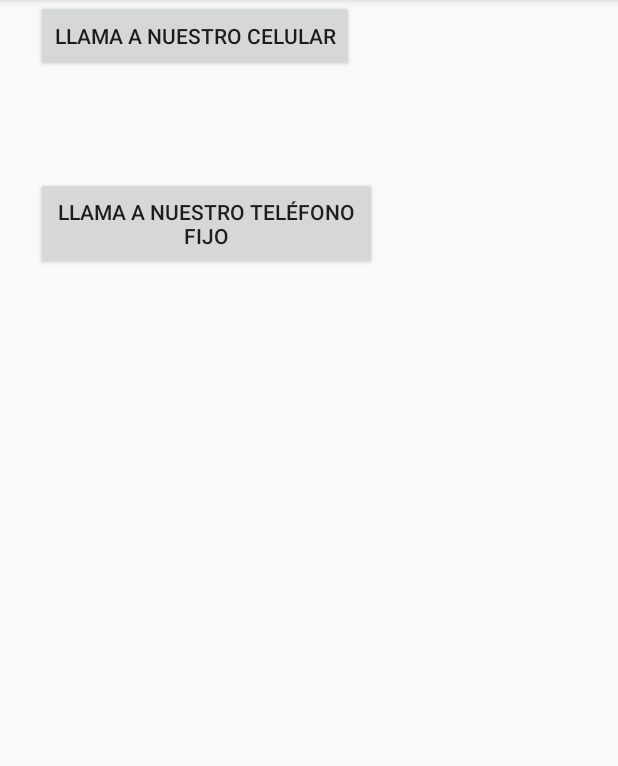
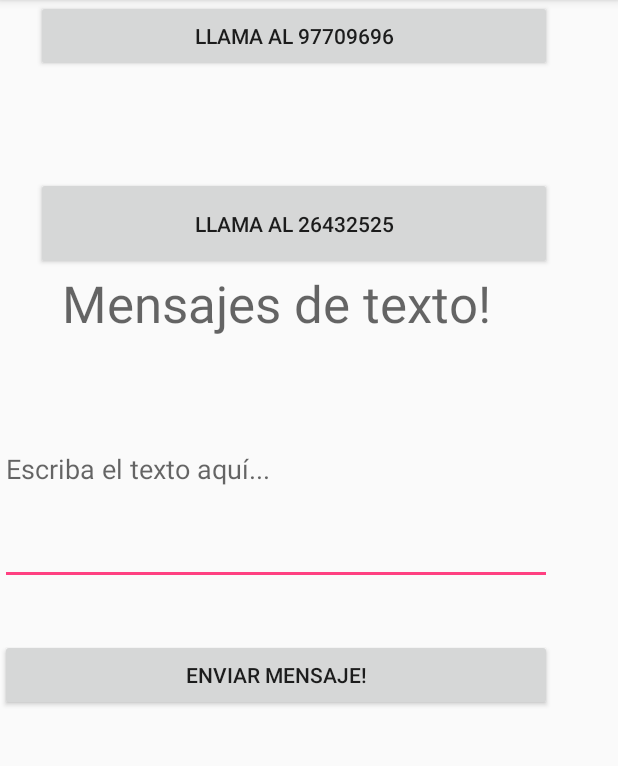
Before and after one commit to miguelhasbun/LaVozdelJunco, an Android app: the Contacto screen opened directly, with no data from a screen before it, on a phone screen of 412 x 824 dp, the part 84-850 px from its top. Run offline under Robolectric (Android 15) with nearby library versions, the phone set to English and light mode, and no system bars; libraries missing offline, so code that uses them is left out: cn.pedant.

Commit message:
Agregada la función de enviar mensajes de texto
Envía mensajes de texto!

```diff
--- a/app/src/main/AndroidManifest.xml
+++ b/app/src/main/AndroidManifest.xml
@@ -7,6 +7,7 @@
     <uses-permission android:name="android.permission.CALL_PHONE"/>
 
     <uses-permission android:name="android.permission.INTERNET"/>
+    <uses-permission android:name="android.permission.SEND_SMS"/>
 
 
 
--- a/app/src/main/java/com/example/dell/lavozdeljunco/MainActivity.java
+++ b/app/src/main/java/com/example/dell/lavozdeljunco/MainActivity.java
@@ -41,6 +41,8 @@ public class MainActivity extends AppCompatActivity {
     @Override
     protected void onCreate(Bundle savedInstanceState) {
 //TODO STREAMING
+
+
         Toast.makeText(this, "Espere alrededor de 20 segundos,estamos sintonizando", Toast.LENGTH_LONG).show();
         super.onCreate(savedInstanceState);
         setContentView(R.layout.activity_main);
--- a/app/src/main/res/layout/activity_contacto.xml
+++ b/app/src/main/res/layout/activity_contacto.xml
@@ -16,24 +16,73 @@
             android:id="@+id/b_fijo"
             android:layout_width="227dp"
             android:layout_height="62dp"
-            android:text="LLAMA A NUESTRO TELÉFONO FIJO"
+            android:layout_alignLeft="@+id/b_contacto"
+            android:layout_alignStart="@+id/b_contacto"
+            android:layout_below="@+id/b_contacto"
+            android:layout_marginTop="70dp"
+            android:text="Llama al 26432525"
             tools:layout_editor_absoluteX="29dp"
             tools:layout_editor_absoluteY="213dp"
-            android:layout_marginTop="70dp"
-            android:layout_below="@+id/b_contacto"
-            android:layout_alignLeft="@+id/b_contacto"
-            android:layout_alignStart="@+id/b_contacto" />
+            android:layout_alignRight="@+id/b_contacto"
+            android:layout_alignEnd="@+id/b_contacto" />
 
         <Button
             android:id="@+id/b_contacto"
-            android:layout_width="wrap_content"
+            android:layout_width="match_parent"
             android:layout_height="wrap_content"
-            android:text="Llama a nuestro celular"
-            android:layout_alignParentTop="true"
             android:layout_alignParentLeft="true"
             android:layout_alignParentStart="true"
+            android:layout_alignParentTop="true"
             android:layout_marginLeft="24dp"
-            android:layout_marginStart="24dp" />
+            android:layout_marginStart="24dp"
+            android:text="Llama al 97709696" />
+
+        <EditText
+            android:id="@+id/editText"
+            android:layout_width="match_parent"
+            android:layout_height="wrap_content"
+            android:layout_alignParentLeft="true"
+            android:layout_alignParentStart="true"
+            android:layout_centerVertical="true"
+            android:ems="10"
+            android:hint="+50497709696"
+            android:inputType="phone"
+            android:visibility="invisible" />
+
+        <EditText
+            android:id="@+id/editText2"
+            android:layout_width="match_parent"
+            android:layout_height="100dp"
+            android:layout_marginTop="20dp"
+            android:gravity="left"
+            android:ems="10"
+            android:inputType="textPersonName"
+            android:hint="Escriba el texto aquí..."
+            android:layout_below="@+id/editText"
+            android:layout_alignParentLeft="true"
+            android:layout_alignParentStart="true" />
+
+        <Button
+            android:id="@+id/b_send"
+            android:layout_width="match_parent"
+            android:layout_height="wrap_content"
+            android:layout_alignParentEnd="true"
+            android:layout_alignParentRight="true"
+            android:layout_below="@+id/editText2"
+            android:layout_marginTop="36dp"
+            android:text="Enviar mensaje!" />
+
+        <TextView
+            android:id="@+id/textView2"
+            android:layout_width="match_parent"
+            android:layout_height="wrap_content"
+            android:layout_above="@+id/editText"
+            android:layout_alignParentLeft="true"
+            android:layout_alignParentStart="true"
+            android:gravity="center"
+            android:text="Mensajes de texto!"
+            android:textAppearance="@style/TextAppearance.AppCompat.Display1" />
+
     </RelativeLayout>
 
 </android.support.constraint.ConstraintLayout>
```
Also changed, not shown: app/src/main/java/com/example/dell/lavozdeljunco/Contacto.java (+59 -1 lines).
